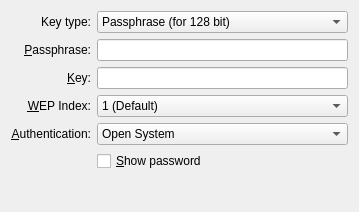
Before: the Qt Designer form libs/ui/security/wep.ui in KDE/networkmanagement, drawn with Qt 5.
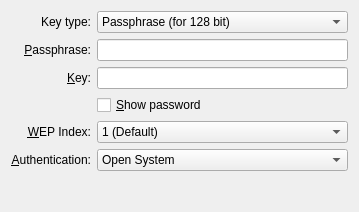
After: the same form once the commit is applied. Custom widgets are drawn as their Qt base class.

Commit message: move show pass checkbox up so it's close to the lineedit it relates to

What changed in the file:
```diff
--- a/libs/ui/security/wep.ui
+++ b/libs/ui/security/wep.ui
@@ -138,13 +138,6 @@
      </property>
     </spacer>
    </item>
-   <item row="6" column="2">
-    <widget class="QCheckBox" name="chkShowPass">
-     <property name="text">
-      <string>&amp;Show password</string>
-     </property>
-    </widget>
-   </item>
    <item row="1" column="0" colspan="2">
     <widget class="QLabel" name="passphraseLabel">
      <property name="text">
@@ -161,6 +154,13 @@
    <item row="1" column="2">
     <widget class="QLineEdit" name="passphrase"/>
    </item>
+   <item row="3" column="2">
+    <widget class="QCheckBox" name="chkShowPass">
+     <property name="text">
+      <string>&amp;Show password</string>
+     </property>
+    </widget>
+   </item>
   </layout>
  </widget>
  <customwidgets>
```
